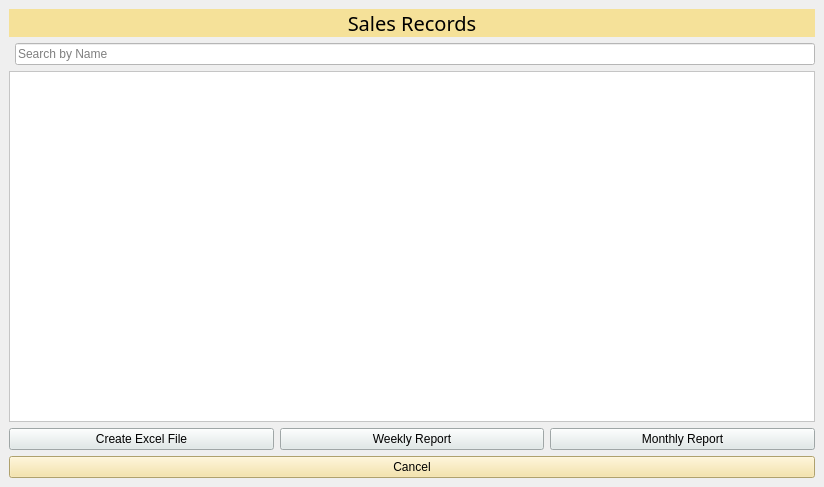
Before: the Qt Designer form sales_records.ui in Aenan05/MAXPC, drawn with Qt 5.
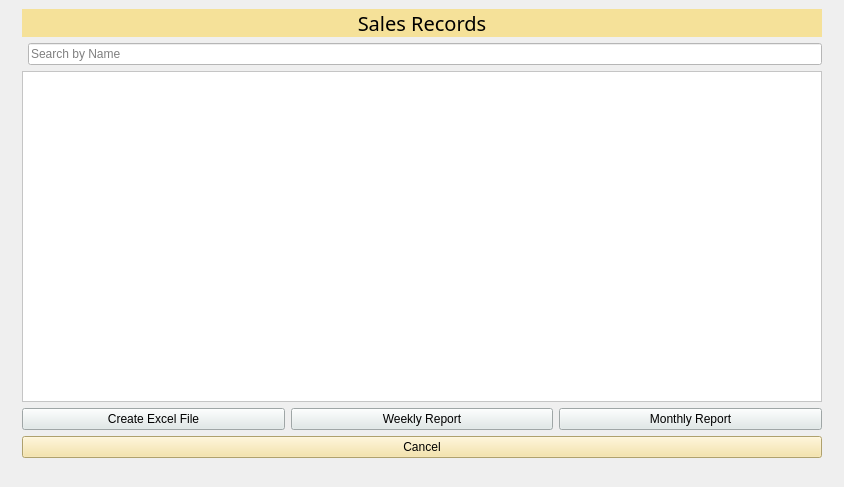
After: the same form once the commit is applied. Icons and pictures are not drawn.

```diff
--- a/sales_records.ui
+++ b/sales_records.ui
@@ -6,7 +6,7 @@
    <rect>
     <x>0</x>
     <y>0</y>
-    <width>824</width>
+    <width>836</width>
     <height>487</height>
    </rect>
   </property>
@@ -18,7 +18,21 @@
     <string notr="true"/>
    </property>
    <layout class="QGridLayout" name="gridLayout_2">
+    <item row="0" column="2">
+     <widget class="QLabel" name="label_3">
+      <property name="text">
+       <string/>
+      </property>
+     </widget>
+    </item>
     <item row="0" column="0">
+     <widget class="QLabel" name="label_2">
+      <property name="text">
+       <string/>
+      </property>
+     </widget>
+    </item>
+    <item row="0" column="1">
      <layout class="QGridLayout" name="gridLayout">
       <item row="0" column="0">
        <layout class="QVBoxLayout" name="verticalLayout">
@@ -140,6 +154,13 @@
       </item>
      </layout>
     </item>
+    <item row="1" column="1">
+     <widget class="QLabel" name="label_4">
+      <property name="text">
+       <string/>
+      </property>
+     </widget>
+    </item>
    </layout>
   </widget>
   <widget class="QMenuBar" name="menubar">
```
Left out of the diff: 2 changed lines with no effect on the pictures.
